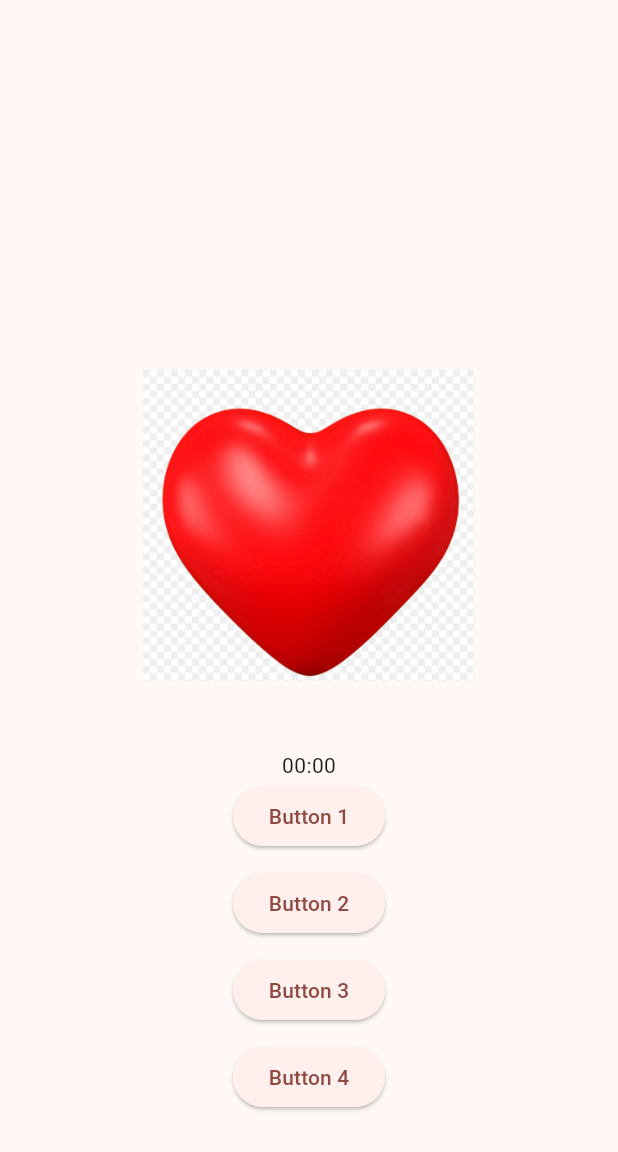
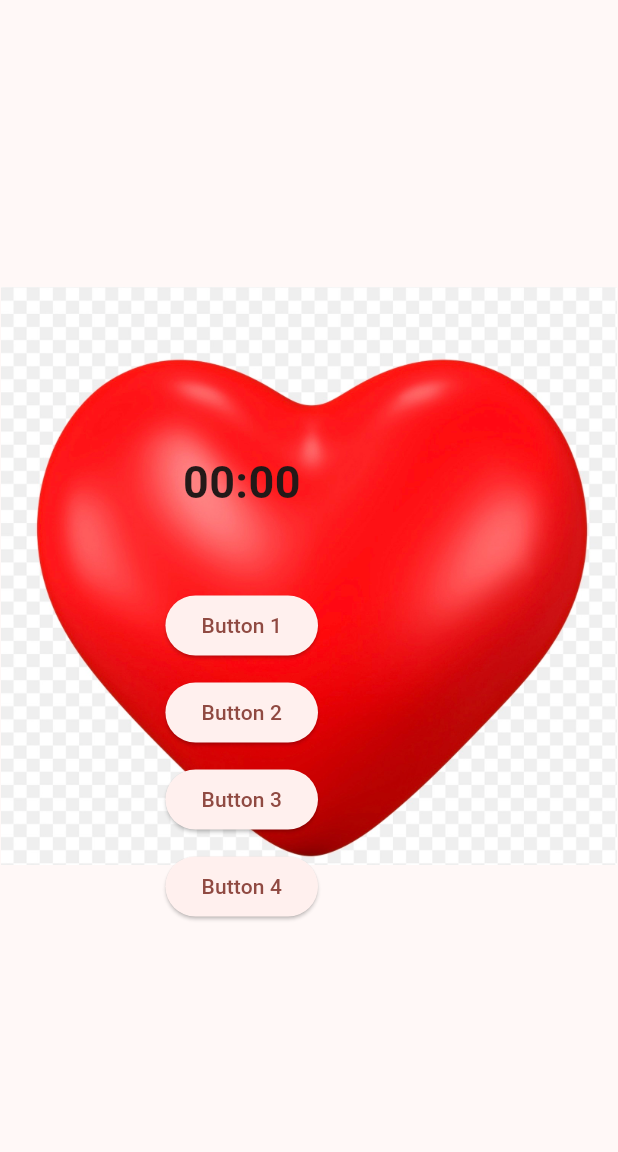
Before and after one commit to Ruhisawant/animated-heartbeat-app, a Flutter app: the screen it shows after launch, on a phone screen of 412 x 824 dp, the part 84-1236 px from its top. Run offline on Flutter 3.47's test engine with Material 3 defaults, Android fonts, the light colour scheme and no system bars.

Commit message:
Added Timer

```diff
--- a/lib/main.dart
+++ b/lib/main.dart
@@ -63,24 +63,23 @@ class _MyHomePageState extends State<MyHomePage> with SingleTickerProviderStateM
         backgroundColor: Theme.of(context).colorScheme.inversePrimary,
         title: Text(widget.title),
       ),
-      body: Padding(
-        padding: const EdgeInsets.only(top: 200, left: 8, right: 8),
-        child: Column(
-          children: <Widget>[
-            Center(
+      body: Stack(
+        children: [
+          Padding(
+            padding: const EdgeInsets.only(top: 0, left: 8, right: 8),
+            child: Center(
               child: SizedBox(
-                height: 300,
+                height: 800,
                 child: Stack(
                   children: <Widget>[
                     Center(
                       child: ScaleTransition(
                         scale: _scaleAnimation,
                         child: SizedBox(
-                          height: 200,
+                          height: 400,
                           child: Image.asset(
                             'assets/images/heart.jpg',
                           ),
-
                         ),
                       ),
                     ),
@@ -88,14 +87,25 @@ class _MyHomePageState extends State<MyHomePage> with SingleTickerProviderStateM
                 ),
               ),
             ),
-            Text(timerString),
+          ),
+
           // Side buttons
           Positioned(
-              top: 100,
-              right: 20,
+            top: 300, // button position
+            right: 200,
             child: Column(
               mainAxisAlignment: MainAxisAlignment.start,
               children: [
+                Padding(
+                  padding: const EdgeInsets.only(bottom: 50),
+                  child: Text(
+                    timerString,
+                    style: const TextStyle(
+                      fontSize: 30,
+                      fontWeight: FontWeight.bold,
+                    ),
+                  ),
+                ),
                 ElevatedButton(
                   onPressed: () {},
                   child: const Text('Button 1'),
@@ -120,7 +130,6 @@ class _MyHomePageState extends State<MyHomePage> with SingleTickerProviderStateM
           ),
         ],
       ),
-      ),
     );
   }
 }
```
Lines whose indentation alone changed are shown as unchanged.
